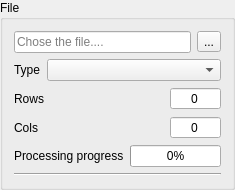
Above: widgets/filewidget.ui from gurmaaan/ParamsViewer before the change. Below: the same form after it.
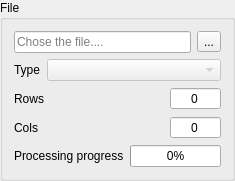
That is the form after the change.

```diff
--- a/widgets/filewidget.ui
+++ b/widgets/filewidget.ui
@@ -11,14 +11,14 @@
    </rect>
   </property>
   <property name="sizePolicy">
-   <sizepolicy hsizetype="Preferred" vsizetype="Maximum">
+   <sizepolicy hsizetype="Maximum" vsizetype="Maximum">
     <horstretch>0</horstretch>
     <verstretch>0</verstretch>
    </sizepolicy>
   </property>
   <property name="maximumSize">
    <size>
-    <width>400</width>
+    <width>240</width>
     <height>180</height>
    </size>
   </property>
@@ -31,6 +31,9 @@
   <property name="title">
    <string>File</string>
   </property>
+  <property name="flat">
+   <bool>false</bool>
+  </property>
   <property name="checkable">
    <bool>false</bool>
   </property>
@@ -76,6 +79,9 @@
      </item>
      <item>
       <widget class="QComboBox" name="typeCB">
+       <property name="enabled">
+        <bool>false</bool>
+       </property>
        <property name="currentText">
         <string/>
        </property>
@@ -232,13 +238,6 @@
      </item>
     </layout>
    </item>
-   <item>
-    <widget class="Line" name="line">
-     <property name="orientation">
-      <enum>Qt::Horizontal</enum>
-     </property>
-    </widget>
-   </item>
   </layout>
  </widget>
  <resources/>
```
Left out of the diff: 5 changed lines with no effect on the pictures.
